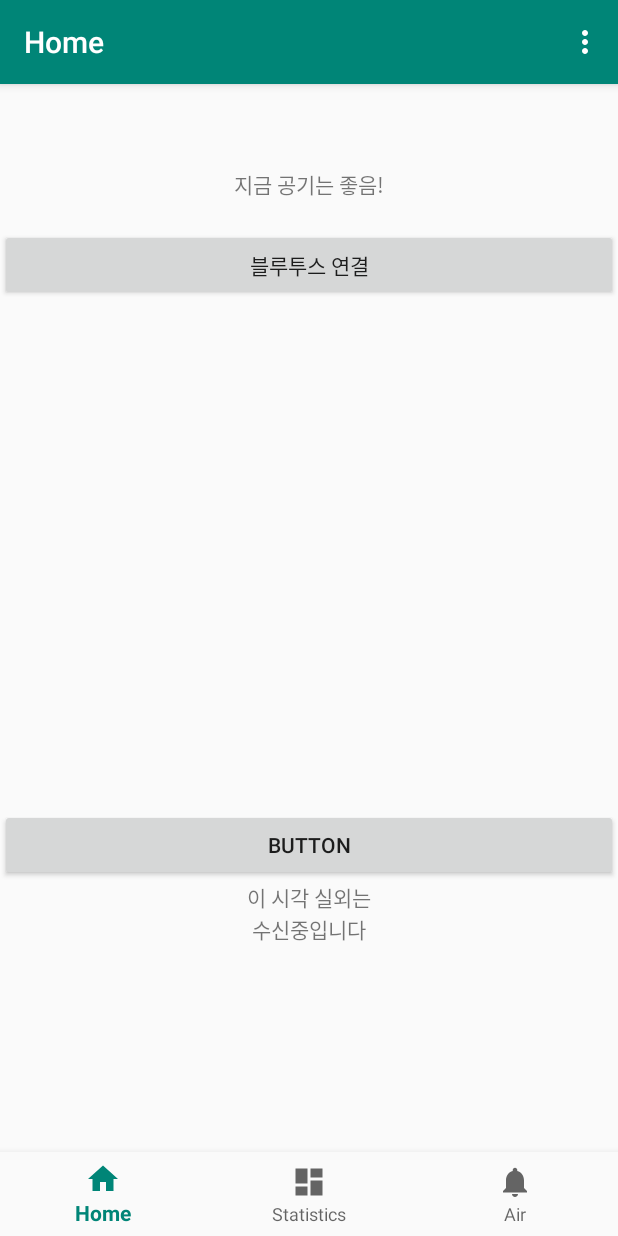
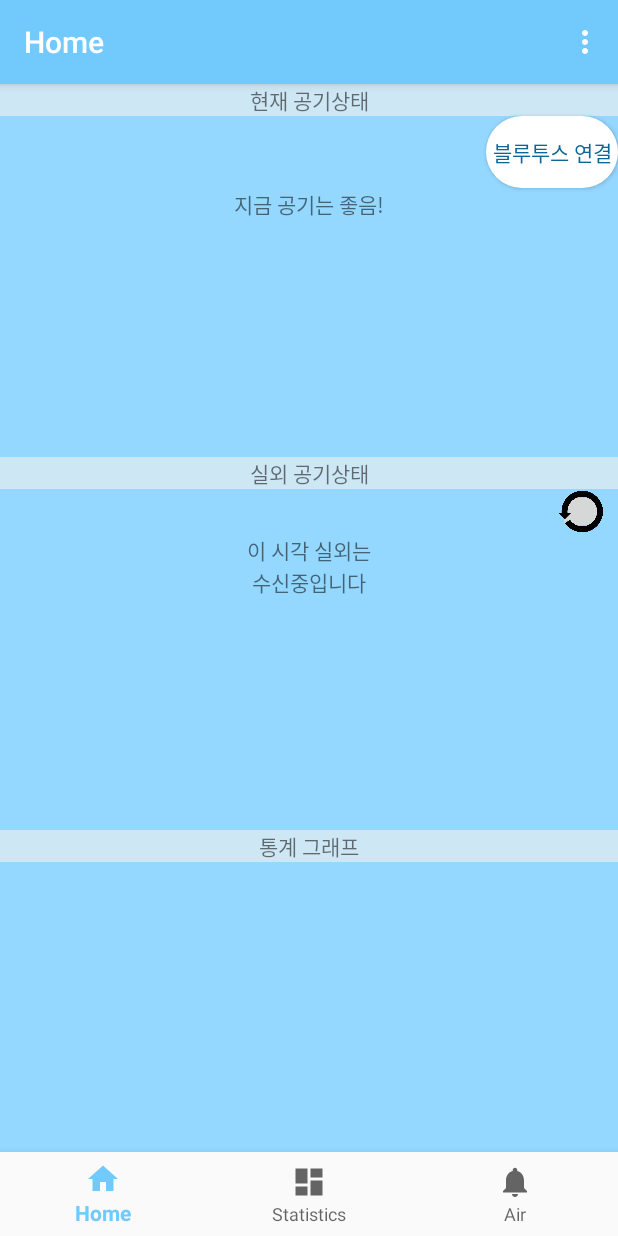
Before and after one commit to gitahn59/JosimAir, an Android app: the screen it shows after launch (MainActivity), on a phone screen of 412 x 824 dp. Run offline under Robolectric (Android 15) with nearby library versions, the phone set to English and light mode, and no system bars; our stand-ins replace Room's generated code, navigation-ui; libraries missing offline, so code that uses them is left out: com.gun0912.tedpermission; 7 statements that could not run were skipped.

Commit message:
Home, Statistics화면 수정
색 구성, 버튼 모양 수정

```diff
--- a/app/src/main/java/com/cbnu/josimair/ui/home/HomeFragment.java
+++ b/app/src/main/java/com/cbnu/josimair/ui/home/HomeFragment.java
@@ -7,6 +7,7 @@ import android.view.LayoutInflater;
 import android.view.View;
 import android.view.ViewGroup;
 import android.widget.Button;
+import android.widget.ImageButton;
 import android.widget.TextView;
 
 import androidx.annotation.NonNull;
@@ -28,7 +29,7 @@ public class HomeFragment extends Fragment {
     private TextView outdoorAirQualityTextView;
 
     private Button btBtn;
-    private Button locationBtn;
+    private ImageButton locationBtn;
     Geocoder geoCoder;
 
     public View onCreateView(@NonNull LayoutInflater inflater, ViewGroup container, Bundle savedInstanceState) {
@@ -39,7 +40,7 @@ public class HomeFragment extends Fragment {
 
 
         btBtn = (Button) root.findViewById(R.id.btBtn);
-        locationBtn = (Button) root.findViewById(R.id.locationBtn);
+        locationBtn = (ImageButton) root.findViewById(R.id.locationBtn);
 
         airInfoTextView = (TextView) root.findViewById(R.id.airInfoTextView);
         airQualityTextView = (TextView) root.findViewById(R.id.airQualityTextView);
--- /dev/null
+++ b/app/src/main/res/drawable/home_bluetooth.xml
@@ -0,0 +1,28 @@
+<?xml version="1.0" encoding="utf-8"?>
+<selector xmlns:android="http://schemas.android.com/apk/res/android">
+    <item>
+        <shape>
+            <corners
+                android:radius="100dp"
+                />
+            <solid
+                android:color="#ffffff"
+                />
+            <padding
+                android:left="0dp"
+                android:top="0dp"
+                android:right="0dp"
+                android:bottom="0dp"
+                />
+            <size
+                android:width="30dp"
+                android:height="30dp"
+                />
+            <stroke
+                android:width="0dp"
+                android:color="#FFFCFC"
+                />
+        </shape>
+    </item>
+
+</selector>
--- /dev/null
+++ b/app/src/main/res/drawable/statistics_button.xml
@@ -0,0 +1,28 @@
+<?xml version="1.0" encoding="utf-8"?>
+<selector xmlns:android="http://schemas.android.com/apk/res/android">
+    <item>
+        <shape>
+            <corners
+                android:radius="100dp"
+                />
+            <solid
+                android:color="#ffffff"
+                />
+            <padding
+                android:left="0dp"
+                android:top="0dp"
+                android:right="0dp"
+                android:bottom="0dp"
+                />
+            <size
+                android:width="30dp"
+                android:height="30dp"
+                />
+            <stroke
+                android:width="0dp"
+                android:color="#FFFCFC"
+                />
+        </shape>
+    </item>
+
+</selector>
--- a/app/src/main/res/layout/activity_main_btm.xml
+++ b/app/src/main/res/layout/activity_main_btm.xml
@@ -4,7 +4,7 @@
     android:id="@+id/container"
     android:layout_width="match_parent"
     android:layout_height="match_parent"
-    android:paddingTop="?attr/actionBarSize">
+    >
 
     <com.google.android.material.bottomnavigation.BottomNavigationView
         android:id="@+id/nav_view"
@@ -29,7 +29,7 @@
         app:layout_constraintLeft_toLeftOf="parent"
         app:layout_constraintRight_toRightOf="parent"
         app:layout_constraintTop_toTopOf="parent"
-        app:layout_constraintVertical_bias="1.0"
+        app:layout_constraintVertical_bias="0.0"
         app:navGraph="@navigation/mobile_navigation" />
 
 </androidx.constraintlayout.widget.ConstraintLayout>
--- a/app/src/main/res/layout/fragment_home.xml
+++ b/app/src/main/res/layout/fragment_home.xml
@@ -3,17 +3,40 @@
     xmlns:app="http://schemas.android.com/apk/res-auto"
     xmlns:tools="http://schemas.android.com/tools"
     android:layout_width="match_parent"
-    android:layout_height="match_parent">
+    android:layout_height="match_parent"
+    android:background="@color/back"
+    >
     <LinearLayout
         android:layout_width="match_parent"
         android:layout_height="match_parent"
-        android:orientation="vertical">
+        android:orientation="vertical"
+        android:layout_margin="0dp"
+        >
 
         <LinearLayout
             android:layout_width="match_parent"
-            android:layout_height="match_parent"
-            android:layout_weight="0.2"
-            android:orientation="vertical">
+            android:layout_height="0dp"
+            android:layout_weight="1"
+            android:orientation="vertical"
+            >
+
+            <TextView
+                android:id="@+id/airTitle"
+                android:layout_width="match_parent"
+                android:layout_height="wrap_content"
+                android:gravity="center"
+                android:text="@string/Home_layout_air"
+                android:background="#cee7f5"
+                />
+
+            <Button
+                android:id="@+id/btBtn"
+                android:layout_width="wrap_content"
+                android:layout_height="wrap_content"
+                android:background="@drawable/home_bluetooth"
+                android:textColor="#0c6796"
+                android:layout_gravity="right"
+                android:text="@string/bluetooth_connect_btn" />
 
             <TextView
                 android:id="@+id/airInfoTextView"
@@ -29,25 +52,33 @@
                 android:gravity="center"
                 android:text="@string/empty_string" />
 
-            <Button
-                android:id="@+id/btBtn"
-                android:layout_width="match_parent"
-                android:layout_height="wrap_content"
-                android:text="@string/bluetooth_connect_btn" />
-
         </LinearLayout>
 
         <LinearLayout
             android:layout_width="match_parent"
-            android:layout_height="match_parent"
-            android:layout_weight="0.4"
+            android:layout_height="0dp"
+            android:layout_weight="1"
             android:orientation="vertical">
 
-            <Button
-                android:id="@+id/locationBtn"
+            <TextView
+                android:id="@+id/outdoorTitle"
                 android:layout_width="match_parent"
                 android:layout_height="wrap_content"
-                android:text="Button" />
+                android:gravity="center"
+                android:text="@string/Home_layout_outdoor"
+                android:background="#cee7f5"
+                />
+
+            <ImageButton
+                android:layout_width="30dp"
+                android:layout_height="30dp"
+                android:layout_gravity="right"
+                android:adjustViewBounds="true"
+                android:scaleType="fitCenter"
+                android:id="@+id/locationBtn"
+                android:padding="0dp"
+                android:layout_marginRight="10dp"
+                android:src="@drawable/ic_refresh"/>
 
             <TextView
                 android:id="@+id/outdoorAirInfoTextView"
@@ -65,11 +96,21 @@
 
         </LinearLayout>
 
+        <TextView
+            android:id="@+id/statisticsTitle"
+            android:layout_width="match_parent"
+            android:layout_height="wrap_content"
+            android:gravity="center"
+            android:text="@string/Home_layout_statistics"
+            android:background="#cee7f5"
+            />
+
         <LinearLayout
             android:layout_width="match_parent"
-            android:layout_height="match_parent"
-            android:layout_weight="0.4"
-            android:orientation="vertical">
+            android:layout_height="0dp"
+            android:layout_weight="1"
+            android:orientation="vertical"
+            >
 
             <TextView
                 android:id="@+id/statisticsTextView"
--- a/app/src/main/res/layout/fragment_statistics.xml
+++ b/app/src/main/res/layout/fragment_statistics.xml
@@ -3,7 +3,9 @@
     xmlns:app="http://schemas.android.com/apk/res-auto"
     xmlns:tools="http://schemas.android.com/tools"
     android:layout_width="match_parent"
-    android:layout_height="match_parent">
+    android:layout_height="match_parent"
+    android:background="@color/back"
+    >
 
     <LinearLayout
         android:layout_width="match_parent"
@@ -27,6 +29,7 @@
                 android:id="@+id/updateBtn"
                 android:layout_width="match_parent"
                 android:layout_height="wrap_content"
+                android:background="@drawable/statistics_button"
                 android:text="@string/btn_update" />
 
             <com.github.mikephil.charting.charts.LineChart
@@ -34,6 +37,7 @@
                 android:layout_width="match_parent"
                 android:layout_height="match_parent"
                 android:layout_margin="16dp"
+                android:background="#ffffff"
                 android:gravity="center_vertical">
 
             </com.github.mikephil.charting.charts.LineChart>
--- a/app/src/main/res/values/colors.xml
+++ b/app/src/main/res/values/colors.xml
@@ -1,6 +1,7 @@
 <?xml version="1.0" encoding="utf-8"?>
 <resources>
-    <color name="colorPrimary">#008577</color>
-    <color name="colorPrimaryDark">#00574B</color>
-    <color name="colorAccent">#D81B60</color>
+    <color name="colorPrimary">#72c9fc</color>
+    <color name="colorPrimaryDark">#94d7ff</color>
+    <color name="colorAccent">#3181b0</color>
+    <color name="back">#94d7ff</color>
 </resources>
--- a/app/src/main/res/values/strings.xml
+++ b/app/src/main/res/values/strings.xml
@@ -39,6 +39,11 @@
     <string name="title_dashboard">Dashboard</string>
     <string name="title_notifications">Notifications</string>
 
+    <!-- Layout name list -->
+    <string name="Home_layout_air">현재 공기상태</string>
+    <string name="Home_layout_statistics">통계 그래프</string>
+    <string name="Home_layout_outdoor">실외 공기상태</string>
+
     <!-- Home Fragment -->
     <string name="bluetooth_connect_btn">블루투스 연결</string>
     <string name="bluetooth_enabled_btn">블루투스 사용 가능</string>
```
Also changed, not shown: app/src/main/res/drawable/bluetooth_ic.png (added), app/src/main/res/drawable/ic_refresh.png (added).
